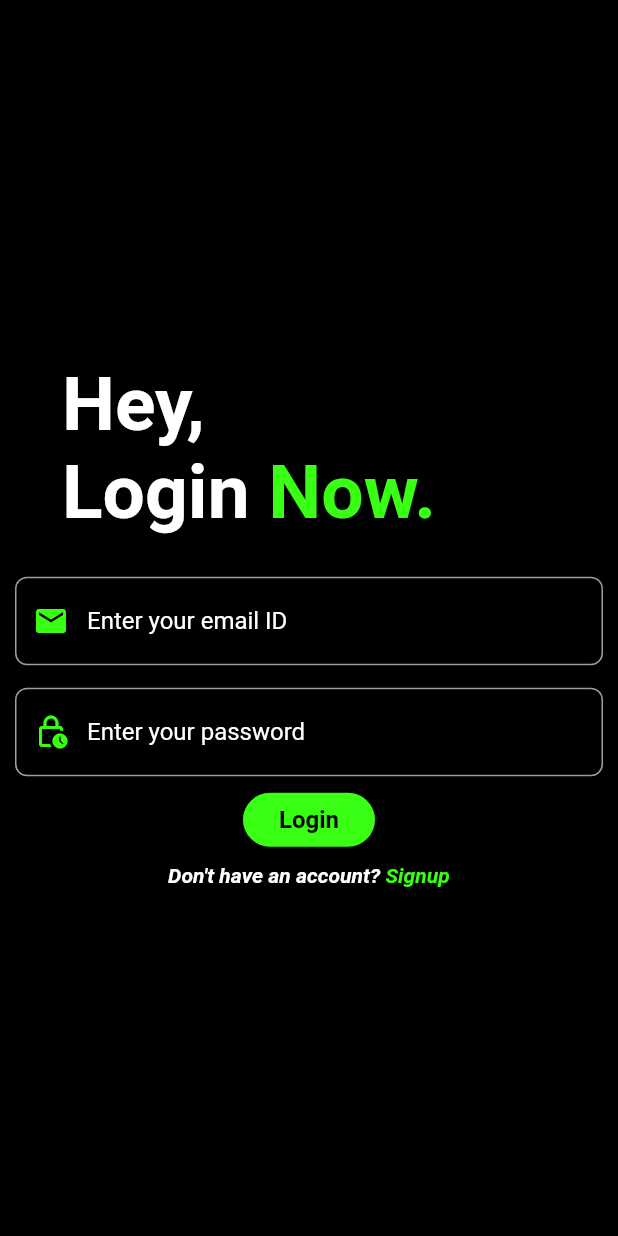
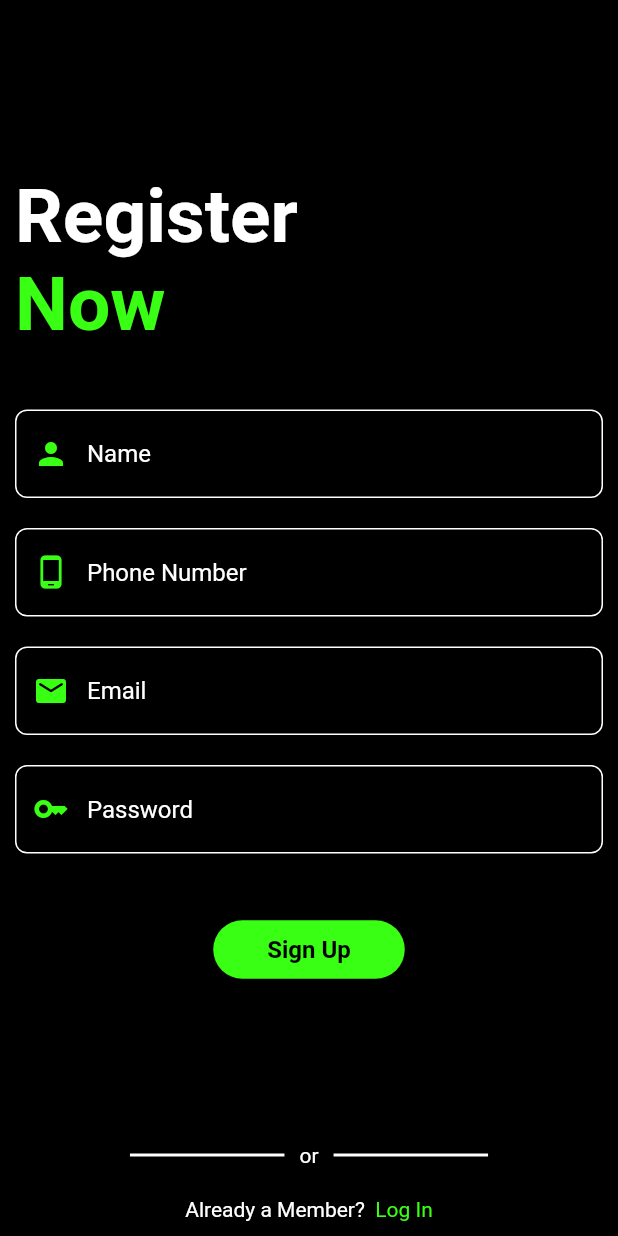
Before and after one commit to prithvisaran3/expense_tracker, a Flutter app: the screen it shows after launch, on a phone screen of 412 x 824 dp. Run offline on Flutter 3.47's test engine with Material 2 defaults, Android fonts, the phone set to English and light mode, and no system bars.

Commit message:
Signup Page

```diff
--- a/lib/main.dart
+++ b/lib/main.dart
@@ -1,7 +1,8 @@
-
+import 'package:expense_tracker/screens/Signup.dart';
 import 'package:expense_tracker/screens/loginscreen.dart';
 import 'package:expense_tracker/utils/constant.dart';
 import 'package:flutter/material.dart';
+
 void main(){
   runApp(ExpenseApp());
 }
@@ -14,12 +15,12 @@ class ExpenseApp extends StatelessWidget {
       debugShowCheckedModeBanner: false,
       theme: ThemeData(
         scaffoldBackgroundColor: kBackgroundcolor,
-        textTheme: Theme.of(context).textTheme.apply(bodyColor: kPrimaryColor),
+        textTheme: Theme.of(context).textTheme.apply(bodyColor: Colors.white),
 
 
       ),
 
-      home: login(),
+      home: esignup(),
     );
   }
 }
--- /dev/null
+++ b/lib/screens/Signup.dart
@@ -0,0 +1,212 @@
+import 'package:expense_tracker/utils/constant.dart';
+import 'package:flutter/material.dart';
+
+class esignup extends StatelessWidget {
+  const esignup({Key? key}) : super(key: key);
+
+  @override
+  Widget build(BuildContext context) {
+    return Scaffold(
+      body: Container(
+        decoration: BoxDecoration(
+          // gradient: LinearGradient(
+          //   begin: Alignment.topRight,
+          //   end: Alignment.bottomLeft,
+          //   colors: [
+          //     Color(0xff371b9f),
+          //     Color(0xffb64a65),
+          //   ],
+          // ),
+          color: Colors.black,
+        ),
+        child: Padding(
+          padding: const EdgeInsets.all(10.0),
+          child: Column(
+            mainAxisAlignment: MainAxisAlignment.center,
+            children: [
+              Spacer(),
+              Row(
+                mainAxisAlignment: MainAxisAlignment.start,
+                children: [
+                  RichText(
+                    text: TextSpan(
+                      style: TextStyle(
+                        color: Colors.white,
+                        fontSize: 50,
+                        fontWeight: FontWeight.bold,
+                      ),
+                      text: "Register \n",
+                      children: [
+                        TextSpan(
+                          style: TextStyle(
+                            color: kPrimaryColor,
+                          ),
+                          text: "Now",
+                        ),
+                      ],
+                    ),
+                  ),
+                ],
+              ),
+              SizedBox(height: 40),
+              TextFormField(
+                keyboardType: TextInputType.name,
+                decoration: InputDecoration(
+                  prefixIcon: Align(
+                    widthFactor: 1.0,
+                    heightFactor: 1.0,
+                    child: Icon(Icons.person,
+                      color: kPrimaryColor,
+                    ),
+                  ),
+                  enabledBorder: OutlineInputBorder(
+                      borderSide: const BorderSide(color: Colors.white),
+                      borderRadius: BorderRadius.circular(8),
+                  ),
+                  hintText: "Name",
+                  hintStyle: TextStyle(color: Colors.white),
+                ),
+              ),
+              SizedBox(height: 20),
+              TextFormField(
+                keyboardType: TextInputType.phone,
+                decoration: InputDecoration(
+                  prefixIcon: Align(
+                    widthFactor: 1.0,
+                    heightFactor: 1.0,
+                    child: Icon(Icons.phone_android,
+                      color: kPrimaryColor,
+                    ),
+                  ),
+                  enabledBorder: OutlineInputBorder(
+                      borderSide: const BorderSide(color: Colors.white),
+                      borderRadius: BorderRadius.circular(8)),
+                  hintText: "Phone Number",
+                  hintStyle: TextStyle(color: Colors.white),
+                ),
+              ),
+              SizedBox(height: 20),
+              TextFormField(
+                keyboardType: TextInputType.emailAddress,
+                decoration: InputDecoration(
+                  prefixIcon: Align(
+                    widthFactor: 1.0,
+                    heightFactor: 1.0,
+                    child: Icon(
+                      Icons.email_rounded,
+                      color: kPrimaryColor,
+                    ),
+                  ),
+                  enabledBorder: OutlineInputBorder(
+                      borderSide: const BorderSide(color: Colors.white),
+                      borderRadius: BorderRadius.circular(8)),
+                  hintText: "Email",
+                  hintStyle: TextStyle(color: Colors.white),
+                ),
+              ),
+              SizedBox(height: 20),
+              TextFormField(
+                keyboardType: TextInputType.text,
+                obscureText: true,
+                decoration: InputDecoration(
+                  prefixIcon: Align(
+                    widthFactor: 1.0,
+                    heightFactor: 1.0,
+                    child: Icon(
+                      Icons.key,
+                      color: kPrimaryColor,
+                    ),
+                  ),
+                  enabledBorder: OutlineInputBorder(
+                      borderSide: const BorderSide(color: Colors.white),
+                      borderRadius: BorderRadius.circular(8)),
+                  hintText: "Password",
+                  hintStyle: TextStyle(color: Colors.white),
+                ),
+              ),
+              SizedBox(height: 40),
+              ElevatedButton(
+                onPressed: () {
+                  Navigator.push(context, MaterialPageRoute(builder: (context) {
+                    return esignup();
+                  }));
+                },
+                child: Padding(
+                  padding: const EdgeInsets.only(left: 20, right: 20,top: 10, bottom: 10),
+                  child: Container(
+                      child: Text("Sign Up",
+                      style: TextStyle(
+                        color: Colors.black
+                      ),)
+                  ),
+                ),
+                style: ElevatedButton.styleFrom(
+                    shape: RoundedRectangleBorder(
+                      borderRadius: BorderRadius.circular(30),
+                    ),
+                    elevation: 1,
+                    primary: kPrimaryColor,
+                    textStyle: TextStyle(
+                      fontSize: 16,
+                      fontWeight: FontWeight.bold,
+                    )),
+              ),
+              Spacer(),
+              //SizedBox(height: 40),
+              Row(
+                crossAxisAlignment: CrossAxisAlignment.center,
+                mainAxisAlignment: MainAxisAlignment.center,
+                children: [
+                  Container(
+                    height: 10,
+                    width: MediaQuery.of(context).size.width / 4,
+                    child: Divider(
+                      color: Colors.white,
+                      thickness: 2,
+                    ),
+                  ),
+                  SizedBox(
+                    width: 10,
+                  ),
+                  Text("or"),
+                  SizedBox(
+                    width: 10,
+                  ),
+                  Container(
+                    height: 10,
+                    width: MediaQuery.of(context).size.width / 4,
+                    child: Divider(
+                      color: Colors.white,
+                      thickness: 2,
+                    ),
+                  ),
+                ],
+              ),
+              SizedBox(height: 20),
+              Row(
+                mainAxisAlignment: MainAxisAlignment.center,
+                children: [
+                  Text("Already a Member?  "),
+                  InkWell(
+                    onTap: () {
+                      Navigator.push(context,
+                          MaterialPageRoute(builder: (context) {
+                        return esignup();
+                      }));
+                    },
+                    child: Text(
+                      "Log In",
+                      style: TextStyle(
+                        color: kPrimaryColor,
+                      ),
+                    ),
+                  ),
+                ],
+              ),
+            ],
+          ),
+        ),
+      ),
+    );
+  }
+}
```
